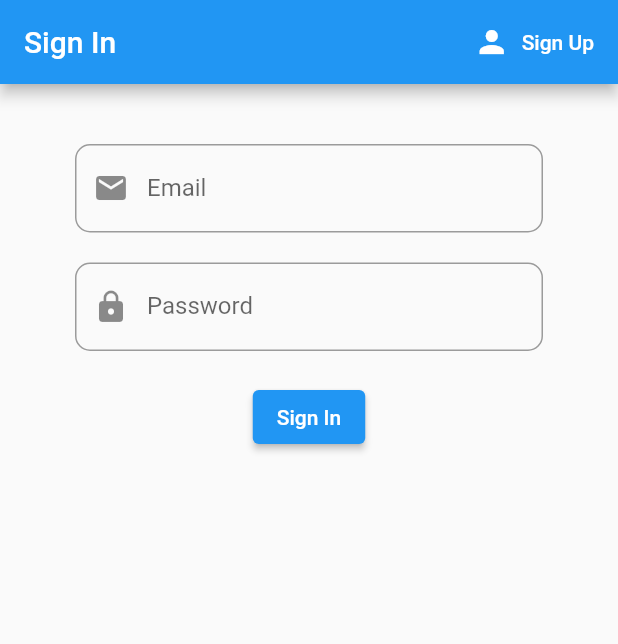
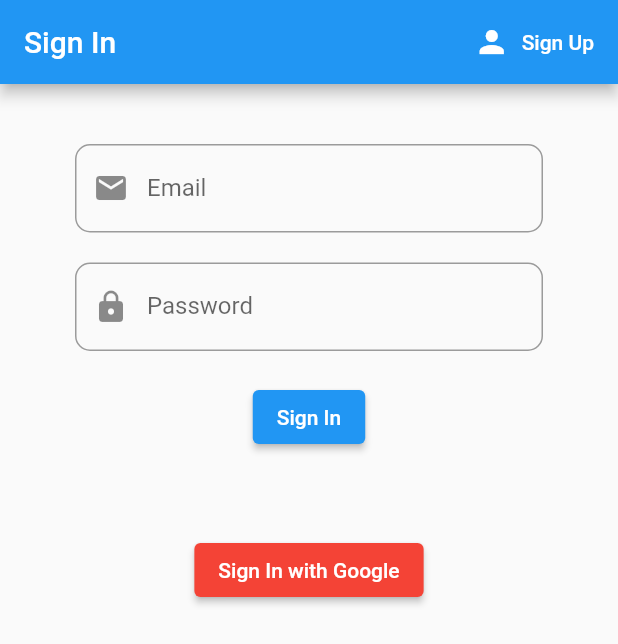
Before and after one commit to ToddHerron/pennies-from-heaven, a Flutter app: the screen it shows after launch, on a phone screen of 412 x 824 dp. Shown: the top 644 px of the screen. Run offline on Flutter 3.47's test engine with Material 2 defaults, Android fonts, the phone set to English and light mode, and no system bars; our stand-ins replace firebase_auth, firebase_core, flutter_easyloading, google_sign_in; accounts and stored records are empty.

Commit message:
Implement (soon to be deprecated) Google Sign-in

```diff
--- a/pennies_from_heaven/lib/screens/authenticate/signin.dart
+++ b/pennies_from_heaven/lib/screens/authenticate/signin.dart
@@ -94,6 +94,26 @@
                 error,
                 style: const TextStyle(color: Colors.red, fontSize: 12.0),
               ),
+              const SizedBox(height: 20.0),
+              ElevatedButton(
+                style: ButtonStyle(
+                    backgroundColor: MaterialStateProperty.all(Colors.red)),
+                child: const Text(
+                  'Sign In with Google',
+                  style: TextStyle(color: Colors.white),
+                ),
+                onPressed: () {
+                  _auth.signInWithGoogle().then((value) {
+                    if (value.runtimeType == String) {
+                      setState(() {
+                        error = value;
+                      });
+                    }
+
+                    return;
+                  });
+                },
+              ),
             ],
           ),
         ),
--- a/pennies_from_heaven/pubspec.yaml
+++ b/pennies_from_heaven/pubspec.yaml
@@ -38,6 +38,7 @@
   firebase_auth: ^3.3.11
   provider: ^6.0.2
   flutter_easyloading: ^3.0.3
+  google_sign_in: ^5.3.0
 
 dev_dependencies:
   flutter_test:
```
Also changed, not shown: pennies_from_heaven/lib/services/auth.dart (+56 -0 lines), pennies_from_heaven/pubspec.lock.
